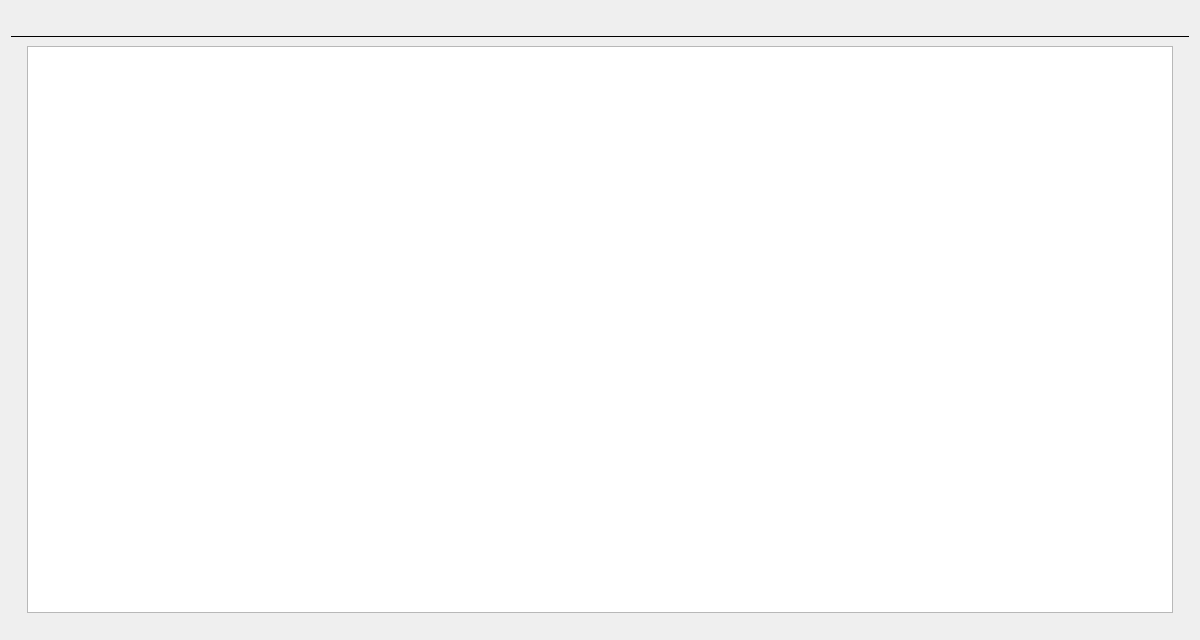
Before: the Qt Designer form client/libclient/src/ui/dialogs/camera_list_dialog.ui in networkoptix/nx_open, drawn with Qt 5.
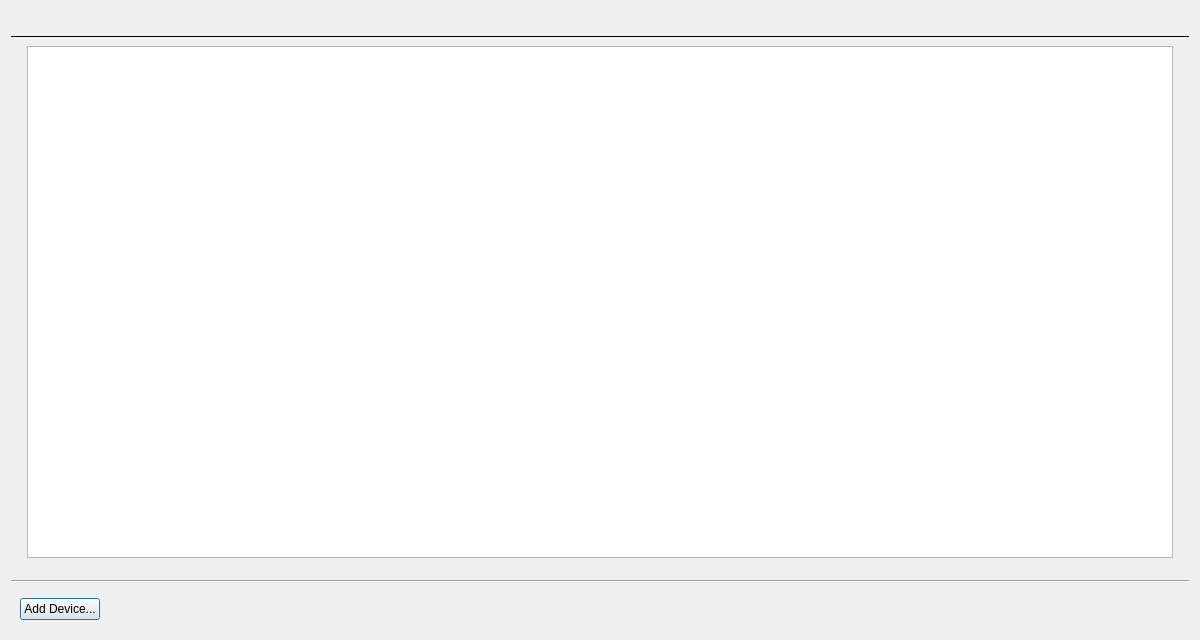
After: the same form once the commit is applied. Custom widgets are drawn as their Qt base class.

Commit message:
VMS-4097 - Add "Add Device" button into Device List window
<==== Mercurial data ====>
Branch: dev_3.0.0_gui

```diff
--- a/client/libclient/src/ui/dialogs/camera_list_dialog.ui
+++ b/client/libclient/src/ui/dialogs/camera_list_dialog.ui
@@ -94,6 +94,39 @@
      </widget>
     </widget>
    </item>
+   <item>
+    <widget class="Line" name="bottomLine">
+     <property name="orientation">
+      <enum>Qt::Horizontal</enum>
+     </property>
+    </widget>
+   </item>
+   <item>
+    <widget class="QWidget" name="extrasWidget" native="true">
+     <layout class="QHBoxLayout" name="horizontalLayout_3">
+      <item>
+       <widget class="QPushButton" name="addDeviceButton">
+        <property name="text">
+         <string>Add Device...</string>
+        </property>
+       </widget>
+      </item>
+      <item>
+       <spacer name="horizontalSpacer_4">
+        <property name="orientation">
+         <enum>Qt::Horizontal</enum>
+        </property>
+        <property name="sizeHint" stdset="0">
+         <size>
+          <width>40</width>
+          <height>20</height>
+         </size>
+        </property>
+       </spacer>
+      </item>
+     </layout>
+    </widget>
+   </item>
   </layout>
  </widget>
  <customwidgets>
@@ -102,18 +135,18 @@
    <extends>QTableView</extends>
    <header location="global">ui/widgets/common/table_view.h</header>
   </customwidget>
-  <customwidget>
-   <class>QnSearchLineEdit</class>
-   <extends>QWidget</extends>
-   <header location="global">ui/widgets/common/search_line_edit.h</header>
-   <container>1</container>
-  </customwidget>
   <customwidget>
    <class>QnPanel</class>
    <extends>QWidget</extends>
    <header location="global">ui/widgets/common/panel.h</header>
    <container>1</container>
   </customwidget>
+  <customwidget>
+   <class>QnSearchLineEdit</class>
+   <extends>QWidget</extends>
+   <header location="global">ui/widgets/common/search_line_edit.h</header>
+   <container>1</container>
+  </customwidget>
  </customwidgets>
  <resources/>
  <connections/>
```
The commit also changes 3 other files.
